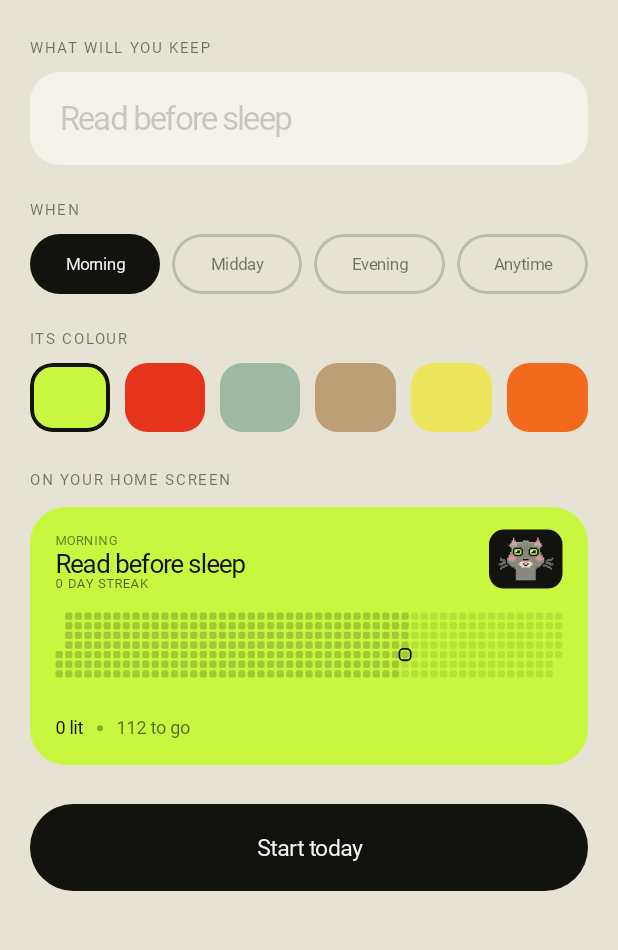
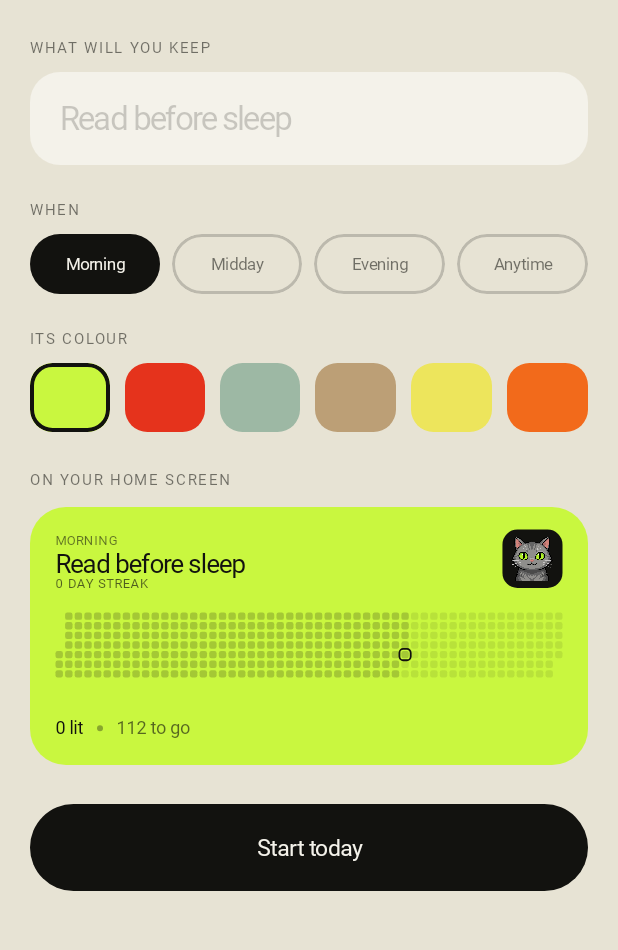
Before and after one commit to ayan-pathak/ritual-habit-widget, an Android app built with Jetpack Compose: the screen it shows after launch (MainActivity), after a tap on "Start a ritual", on a phone screen of 412 x 824 dp, the part 179-1129 px from its top. Run offline under Robolectric (Android 15) with nearby library versions, the phone set to English and light mode, and no system bars; our stand-ins replace Firebase (no records; nobody signed in at launch, a user with empty details on screens opened directly); libraries missing offline, so code that uses them is left out: com.android.billingclient; 8 statements that could not run were skipped.

Commit message:
Replace Mochi with the drawn portraits
Four illustrations, one per mood, in place of the generated pixel grid.

The four exports came off a 2x2 sheet and each column and row carried its own
offset, so they are re-registered here: the head sits on the same pixels in
every mood, which is the rule Mochi has always been drawn to. The silhouette
does not shift and he does not look redrawn between moods.

They ship as bitmaps rather than as a vector for the architectural reason:
the widget can only be handed a Bitmap through setImageViewBitmap, so the app
and the widget can only draw the same pixels if the source is pixels. One PNG
per mood, drawn into whatever Canvas asks for it, is the same art on both
surfaces by construction.

Cat.load(context) now has to run before Cat.draw, exactly as Fonts.load does
and for the same reason: the widget receiver can start the process cold. All
three entry points call it.

Sizing moves from a pixel size to a height, since there is no longer a pixel
grid for the old parameter to mean anything about. Every call site asks for
the height it was already drawing at, so nothing moves on screen.

Co-Authored-By: Claude Opus 5 <noreply@anthropic.com>
Claude-Session: https://claude.ai/code/session_012mjwxFUPBcLdEyeTRKvLbn

```diff
--- a/app/src/main/java/com/ayan/ritual/MainActivity.kt
+++ b/app/src/main/java/com/ayan/ritual/MainActivity.kt
@@ -14,6 +14,7 @@ import com.ayan.ritual.billing.Unlock
 import com.ayan.ritual.cloud.Account
 import com.ayan.ritual.cloud.CloudSync
 import com.ayan.ritual.data.HabitStore
+import com.ayan.ritual.render.Cat
 import com.ayan.ritual.render.Fonts
 import com.ayan.ritual.ui.CreateScreen
 import com.ayan.ritual.ui.DetailScreen
@@ -40,6 +41,7 @@ class MainActivity : ComponentActivity() {
         super.onCreate(savedInstanceState)
         HabitStore.ensureLoaded(this)
         Fonts.load(this)
+        Cat.load(this)
         Unlock.start(this)
         Account.start()
 
--- a/app/src/main/java/com/ayan/ritual/render/Cat.kt
+++ b/app/src/main/java/com/ayan/ritual/render/Cat.kt
@@ -1,160 +1,80 @@
 package com.ayan.ritual.render
 
+import android.content.Context
+import android.graphics.Bitmap
+import android.graphics.BitmapFactory
 import android.graphics.Canvas
 import android.graphics.Paint
 import android.graphics.RectF
+import com.ayan.ritual.R
 
 /** What Mochi is doing, derived from the streak — never chosen for decoration. */
 enum class Mood { AWAKE, PLEASED, RESTING, LET_DOWN }
 
 /**
- * Mochi, a 40x32 bitmap. The same cat iOS draws, from the same generator.
+ * Mochi, four drawn portraits.
  *
- * Only the brow, eye and mouth rows change between moods, so the silhouette
- * never shifts — that is what keeps a pixel mascot from looking redrawn each
- * time. The head is an ellipse biased low with a gaussian bulge at cheek
- * level, so the face is widest where the muzzle is and the line curves *under*
- * it into the chin. A rounded rectangle chamfers there; this does not, which
- * is the whole difference between a puffy cheek and a hard jaw. The ears taper
- * to a single pixel at the tip.
+ * The four moods are one illustration with a different face, exported at a
+ * single registration: the head sits on the same pixels in every one, so the
+ * silhouette never shifts and he never looks redrawn between moods. That was
+ * the rule when he was a 20x18 grid and it is still the rule now.
  *
- * The extra pixels go into detail and never into changing the shape: an iris
- * with a dark rim, a lit arc along its bottom and a catchlight; blush that
- * falls off into the coat rather than ending on a hard edge; a fan of three
- * whiskers either side, drawn in mid grey so they read on the accent block and
- * on ink alike; ears with a pink inner held a pixel off the outer rim.
+ * They ship as bitmaps rather than as a vector, and the reason is the
+ * architectural one: the widget can only be handed a `Bitmap` through
+ * `RemoteViews.setImageViewBitmap`, so the app and the widget can only draw
+ * the same pixels if the source *is* pixels. One PNG per mood, drawn into
+ * whatever Canvas asks for it, is the same art on both surfaces by
+ * construction — and the same art iOS draws, from the same four files.
  *
- * See tools/mochi.py — the bitmap is generated, so edit it there.
+ * [load] must run before [draw], like [Fonts.load] — the widget receiver can
+ * start the process cold.
  */
 object Cat {
 
-    const val COLS = 40
-    const val ROWS = 32
+    /** The exported art, in pixels. Every mood is this size and registered alike. */
+    const val ART_W = 480
+    const val ART_H = 496
 
-    private val BASE = arrayOf(
-        "...........K................K...........",
-        "..........KLK..............KLK..........",
-        "..........KPK.....KKKK.....KPK..........",
-        ".........KLPLKKKKKLLLLKKKKKGPGK.........",
-        ".........KPPPLLLLLGGGGLLLGGPPPK.........",
-        "........KPPPPPGGGGGGGGGGGGPPPPPK........",
-        ".......KLLLLLLGGGGGGGGGGGGLLLLLSK.......",
-        ".......KKLLLLLLGGGGGGGGGGLLLLLLKK.......",
-        ".........KLGGGGGGGGGGGGGGGGGGGK.........",
-        ".........KLGGGGGGGGGGGGGGGGGGGK.........",
-        ".........KLGGGGGGGGGGGGGGGGGGGK.........",
-        "........KLGGGGGGGGGGGGGGGGGGGGSK........",
-        "........KLGGGGGGGGGGGGGGGGGGGGGK........",
-        ".......KLRRRGGGGGGGGGGGGGGGGRRRSK.......",
-        ".......KHHHHRGGGGGGGGGGGGGGRHHHHK.......",
-        "..S...KRHHHHHGGGGGGGGGGGGGGHHHHHRK....S.",
-        "..SSS.KRHHHHRGGGGGKKKKGGGGGRHHHHRK.SSS..",
-        "....SSKGGRRRGGGGGHPPPPHGGGGGRRRGGKS.....",
-        "...SSSKGGGGGGGGGMMMPPMMMGGGGGGGGSKSSS...",
-        ".SSS...KGGGGGGGMMMMMMMMMMGGGGGGSK...SSS.",
-        ".....SS.KGGGGGGGMMMMMMMMGGGGGGSKSSS.....",
-        "...SS....KSGGGGGGMMMMMMGGGGGGSK....SS...",
-        "..S.......KKSGGGGGGGGGGGGGGSKK.......S..",
-        "............KGGGGGGGGGGGGGGK............",
-        "............KGGGGGGGGGGGGGGK............",
-        "............KGGGGGGGGGGGGGGK............",
-        "............KGGGGGGGGGGGGGGK............",
-        "............KGGGGGGGGGGGGGGK............",
-        "............KGGGGGGGGGGGGGGK............",
-        "............KGGGGGGGGGGGGGGK............",
-        "............KGGGGGGGGGGGGGGK............",
-        "............KKKKKKKKKKKKKKKK............"
-    )
+    /** Width over height, so a caller can size him from either one. */
+    const val ASPECT = ART_W.toFloat() / ART_H.toFloat()
 
-    private fun rowsFor(mood: Mood): Array<String> {
-        val r = BASE.copyOf()
-        when (mood) {
-            Mood.AWAKE -> {
-                r[8] = ".........KLGKKKKKGGGGGGKKKKKGGK........."
-                r[9] = ".........KLKDEEEDKGGGGKDEEEDKGK........."
-                r[10] = ".........KLKEWBBEKGGGGKEWBBEKGK........."
-                r[11] = "........KLGKEBBBEKGGGGKEBBBEKGSK........"
-                r[12] = "........KLGKDAAADKGGGGKDAAADKGGK........"
-                r[13] = ".......KLRRRKKKKKGGGGGGKKKKKRRRSK......."
-                r[19] = ".SSS...KGGGGGGGMMMKMMKMMMGGGGGGSK...SSS."
-                r[20] = ".....SS.KGGGGGGGMMMKKMMMGGGGGGSKSSS....."
-            }
-            Mood.PLEASED -> {
-                r[10] = ".........KLGGKKKGGGGGGGGKKKGGGK........."
-                r[11] = "........KLGGKGGGKGGGGGGKGGGKGGSK........"
-                r[12] = "........KLGKKGGGKKGGGGKKGGGKKGGK........"
-                r[19] = ".SSS...KGGGGGGGMMKKMMKKMMGGGGGGSK...SSS."
-                r[20] = ".....SS.KGGGGGGGMMMKKMMMGGGGGGSKSSS....."
-            }
-            Mood.RESTING -> {
-                r[11] = "........KLGKKKKKKKGGGGKKKKKKKGSK........"
-                r[12] = "........KLGGKKKKKGGGGGGKKKKKGGGK........"
-            }
-            Mood.LET_DOWN -> {
-                r[5] = "........KPPPPPGKKKGGGGGKKKPPPPPK........"
-                r[6] = ".......KLLLLLKKKGGGGGGGGGKKKLLLSK......."
-                r[7] = ".......KKLLLKKKGGGGGGGGGGLKKKLLKK......."
-                r[8] = ".........KLGKKKKKGGGGGGKKKKKGGK........."
-                r[9] = ".........KLKKKKKKKGGGGKKKKKKKGK........."
-                r[10] = ".........KLKEBBBEKGGGGKEBBBEKGK........."
-                r[11] = "........KLGKEBBBEKGGGGKEBBBEKGSK........"
-                r[12] = "........KLGKDAAADKGGGGKDAAADKGGK........"
-                r[13] = ".......KLRRRKKKKKGGGGGGKKKKKRRRSK......."
-                r[19] = ".SSS...KGGGGGGGMMMMKKMMMMGGGGGGSK...SSS."
-                r[20] = ".....SS.KGGGGGGGMKKMMKKMGGGGGGSKSSS....."
-            }
-        }
-        return r
+    private val paint = Paint(Paint.FILTER_BITMAP_FLAG or Paint.ANTI_ALIAS_FLAG)
+    private val cache = HashMap<Mood, Bitmap>(4)
+    private var app: Context? = null
+
+    fun load(context: Context) {
+        app = context.applicationContext
     }
 
-    private fun colorOf(ch: Char): Int = when (ch) {
-        'K' -> 0xFF12120F.toInt()   // outline
-        'L' -> 0xFFA8A89E.toInt()   // coat, lit rim
-        'G' -> 0xFF8A8A80.toInt()   // coat
-        'S' -> 0xFF6E6E66.toInt()   // coat, shaded rim — and the whiskers
-        'P' -> 0xFFE0A3A3.toInt()   // ear pink, nose
-        'H' -> 0xFFD69B96.toInt()   // blushed cheek
-        'R' -> 0xFFAE968C.toInt()   // blush, falling off into the coat
-        'M' -> 0xFFE8E3D2.toInt()   // muzzle
-        'E' -> 0xFFC9F73F.toInt()   // iris — carries the brand colour
-        'A' -> 0xFFE6FC9C.toInt()   // iris, lit along the bottom
-        'D' -> 0xFF84A828.toInt()   // iris, rim
-        'B' -> 0xFF12120F.toInt()   // pupil
-        'W' -> 0xFFF4F2EA.toInt()   // catchlight
-        else -> 0
+    /** Width Mochi occupies when he is drawn [height] tall. */
+    fun widthFor(height: Float) = height * ASPECT
+
+    /**
+     * Draws Mochi into the box whose top-left is ([left], [top]) and whose
+     * height is [height]. A missing bitmap draws nothing rather than taking
+     * the widget down with it.
+     */
+    fun draw(canvas: Canvas, left: Float, top: Float, height: Float, mood: Mood) {
+        val bmp = bitmap(mood) ?: return
+        canvas.drawBitmap(
+            bmp, null,
+            RectF(left, top, left + widthFor(height), top + height),
+            paint
+        )
     }
 
-    /** Width this cat occupies when each pixel is [px] wide. */
-    fun widthFor(px: Float) = COLS * px
-
-    /** Height this cat occupies when each pixel is [px] wide. */
-    fun heightFor(px: Float) = ROWS * px
-
-    /**
-     * Draws Mochi with his top-left at [left], [top], one bitmap pixel per
-     * [px] device pixels. Pixels are drawn a hair oversized so no seams show
-     * between them at fractional scales.
-     */
-    fun draw(canvas: Canvas, left: Float, top: Float, px: Float, mood: Mood) {
-        val paint = Paint()
-        val bleed = 0.5f
-        val rows = rowsFor(mood)
-        val rect = RectF()
-        for (y in 0 until ROWS) {
-            val row = rows[y]
-            for (x in 0 until COLS) {
-                val c = colorOf(row[x])
-                if (c == 0) continue
-                paint.color = c
-                rect.set(
-                    left + x * px,
-                    top + y * px,
-                    left + x * px + px + bleed,
-                    top + y * px + px + bleed
-                )
-                canvas.drawRect(rect, paint)
-            }
+    private fun bitmap(mood: Mood): Bitmap? {
+        cache[mood]?.let { return it }
+        val res = app?.resources ?: return null
+        val id = when (mood) {
+            Mood.AWAKE -> R.drawable.mochi_awake
+            Mood.PLEASED -> R.drawable.mochi_pleased
+            Mood.RESTING -> R.drawable.mochi_resting
+            Mood.LET_DOWN -> R.drawable.mochi_let_down
         }
+        val bmp = runCatching { BitmapFactory.decodeResource(res, id) }.getOrNull() ?: return null
+        cache[mood] = bmp
+        return bmp
     }
 
     /** The mood the app should show given today's state and the running streak. */
--- a/app/src/main/java/com/ayan/ritual/render/SlabRenderer.kt
+++ b/app/src/main/java/com/ayan/ritual/render/SlabRenderer.kt
@@ -118,9 +118,8 @@ object SlabRenderer {
             var textRight = w - pad
 
             if (cfg.cat) {
-                val px = dp(0.95f)
-                val catW = Cat.widthFor(px)
-                val catH = Cat.heightFor(px)
+                val catH = dp(30f)
+                val catW = Cat.widthFor(catH)
                 val boxW = catW + dp(11f)
                 val boxH = catH + dp(9f)
                 val boxL = w - pad - boxW
@@ -131,7 +130,7 @@ object SlabRenderer {
                     canvas,
                     box.centerX() - catW / 2f,
                     box.centerY() - catH / 2f,
-                    px,
+                    catH,
                     model.mood
                 )
                 textRight = boxL - dp(10f)
--- a/app/src/main/java/com/ayan/ritual/ui/AccountScreen.kt
+++ b/app/src/main/java/com/ayan/ritual/ui/AccountScreen.kt
@@ -159,7 +159,7 @@ fun AccountScreen(onBack: () -> Unit) {
                         verticalAlignment = Alignment.CenterVertically,
                         horizontalArrangement = Arrangement.spacedBy(14.dp)
                     ) {
-                        MochiTile(Mood.PLEASED, Paper, pixel = 1.dp, corner = 14.dp, inset = 9.dp)
+                        MochiTile(Mood.PLEASED, Paper, height = 32.dp, corner = 14.dp, inset = 9.dp)
                         Column {
                             Text("Mirrored", style = Display.copy(fontSize = 19.sp, lineHeight = 20.sp))
                             Spacer(Modifier.height(4.dp))
--- a/app/src/main/java/com/ayan/ritual/ui/Components.kt
+++ b/app/src/main/java/com/ayan/ritual/ui/Components.kt
@@ -86,15 +86,14 @@ fun RitualCard(
 fun MochiTile(
     mood: Mood,
     tile: Color,
-    pixel: Dp,
+    height: Dp,
     modifier: Modifier = Modifier,
     corner: Dp = 14.dp,
     inset: Dp = 8.dp
 ) {
     val density = LocalDensity.current
-    val px = with(density) { pixel.toPx() }
-    val w = with(density) { (Cat.widthFor(px)).toDp() }
-    val h = with(density) { (Cat.heightFor(px)).toDp() }
+    val px = with(density) { height.toPx() }
+    val w = with(density) { Cat.widthFor(px).toDp() }
     Box(
         modifier
             .clip(RoundedCornerShape(corner))
@@ -102,11 +101,11 @@ fun MochiTile(
             .padding(horizontal = inset, vertical = inset * 0.8f),
         contentAlignment = Alignment.Center
     ) {
-        BoxWithConstraints(Modifier.size(w, h)) {
+        BoxWithConstraints(Modifier.size(w, height)) {
             val bmp = remember(mood, px) {
                 val b = android.graphics.Bitmap.createBitmap(
                     Cat.widthFor(px).toInt().coerceAtLeast(1),
-                    Cat.heightFor(px).toInt().coerceAtLeast(1),
+                    px.toInt().coerceAtLeast(1),
                     android.graphics.Bitmap.Config.ARGB_8888
                 )
                 Cat.draw(android.graphics.Canvas(b), 0f, 0f, px, mood)
--- a/app/src/main/java/com/ayan/ritual/ui/DetailScreen.kt
+++ b/app/src/main/java/com/ayan/ritual/ui/DetailScreen.kt
@@ -103,7 +103,7 @@ fun DetailScreen(habit: Habit, onBack: () -> Unit) {
             MochiTile(
                 mood = model.mood,
                 tile = Color(accent.block),
-                pixel = 1.5.dp,
+                height = 48.dp,
                 corner = 18.dp,
                 inset = 11.dp
             )
--- a/app/src/main/java/com/ayan/ritual/ui/HomeScreen.kt
+++ b/app/src/main/java/com/ayan/ritual/ui/HomeScreen.kt
@@ -83,7 +83,7 @@ fun HomeScreen(
                 MochiTile(
                     mood = headerMood,
                     tile = if (allDone) Lime else Paper,
-                    pixel = 0.75.dp,
+                    height = 24.dp,
                     corner = 999.dp,
                     inset = 7.dp,
                     modifier = Modifier
@@ -182,7 +182,7 @@ private fun EmptyState(onCreate: () -> Unit) {
                 Modifier.fillMaxWidth(),
                 horizontalAlignment = Alignment.CenterHorizontally
             ) {
-                MochiTile(Mood.AWAKE, Paper, pixel = 2.dp, corner = 18.dp, inset = 14.dp)
+                MochiTile(Mood.AWAKE, Paper, height = 64.dp, corner = 18.dp, inset = 14.dp)
                 Spacer(Modifier.height(20.dp))
                 Text(
                     "Nothing to keep yet.",
--- a/app/src/main/java/com/ayan/ritual/ui/PaywallScreen.kt
+++ b/app/src/main/java/com/ayan/ritual/ui/PaywallScreen.kt
@@ -88,7 +88,7 @@ fun PaywallScreen(onClose: () -> Unit) {
                 .padding(24.dp),
             horizontalAlignment = Alignment.CenterHorizontally
         ) {
-            MochiTile(Mood.PLEASED, Paper, pixel = 2.dp, corner = 18.dp, inset = 14.dp)
+            MochiTile(Mood.PLEASED, Paper, height = 64.dp, corner = 18.dp, inset = 14.dp)
             Spacer(Modifier.height(18.dp))
             Text(
                 "Keep more than one.",
--- a/app/src/main/java/com/ayan/ritual/widget/RitualWidgetProvider.kt
+++ b/app/src/main/java/com/ayan/ritual/widget/RitualWidgetProvider.kt
@@ -84,6 +84,7 @@ class RitualWidgetProvider : AppWidgetProvider() {
         fun render(context: Context, manager: AppWidgetManager, widgetId: Int) {
             HabitStore.ensureLoaded(context)
             Fonts.load(context)
+            Cat.load(context)
             val habit = HabitStore.habitForWidget(context, widgetId)
             val views = RemoteViews(context.packageName, R.layout.widget_ritual)
 
--- a/app/src/main/java/com/ayan/ritual/widget/WidgetConfigActivity.kt
+++ b/app/src/main/java/com/ayan/ritual/widget/WidgetConfigActivity.kt
@@ -72,6 +72,7 @@ class WidgetConfigActivity : ComponentActivity() {
 
         HabitStore.ensureLoaded(this)
         com.ayan.ritual.render.Fonts.load(this)
+        com.ayan.ritual.render.Cat.load(this)
 
         setContent {
             RitualTheme {
```
Also changed, not shown: app/src/main/java/com/ayan/ritual/render/ShareCardRenderer.kt (+3 -4 lines), app/src/main/res/drawable-nodpi/mochi_awake.png (added), app/src/main/res/drawable-nodpi/mochi_let_down.png (added), app/src/main/res/drawable-nodpi/mochi_pleased.png (added), app/src/main/res/drawable-nodpi/mochi_resting.png (added), 2 other files.
